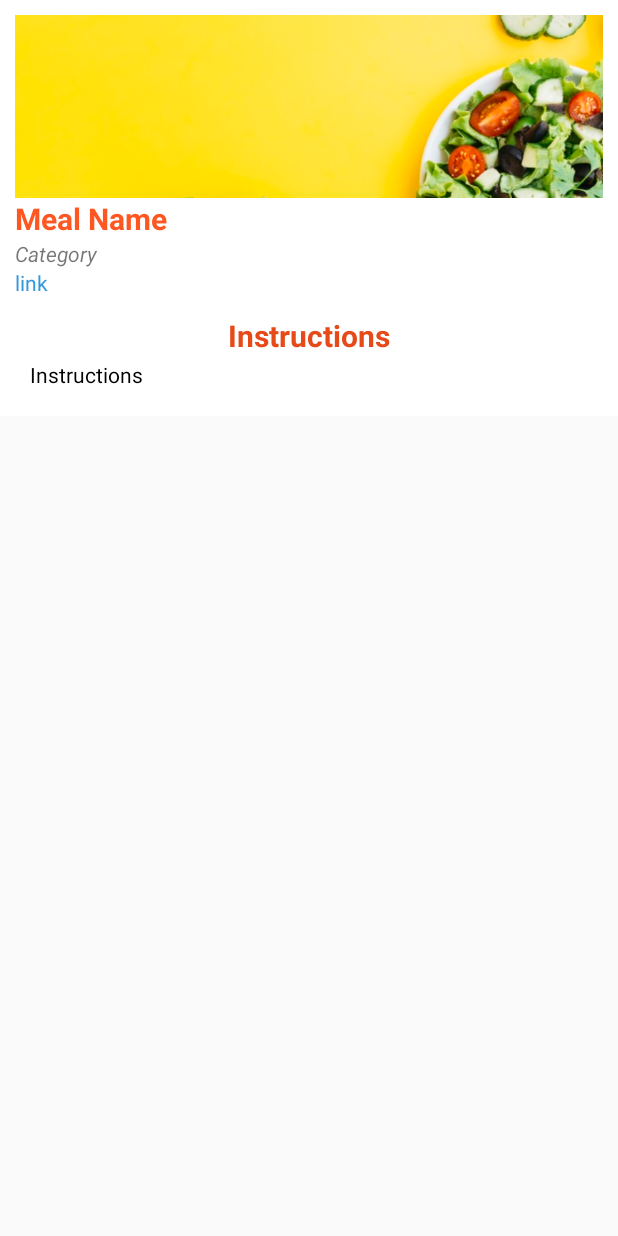
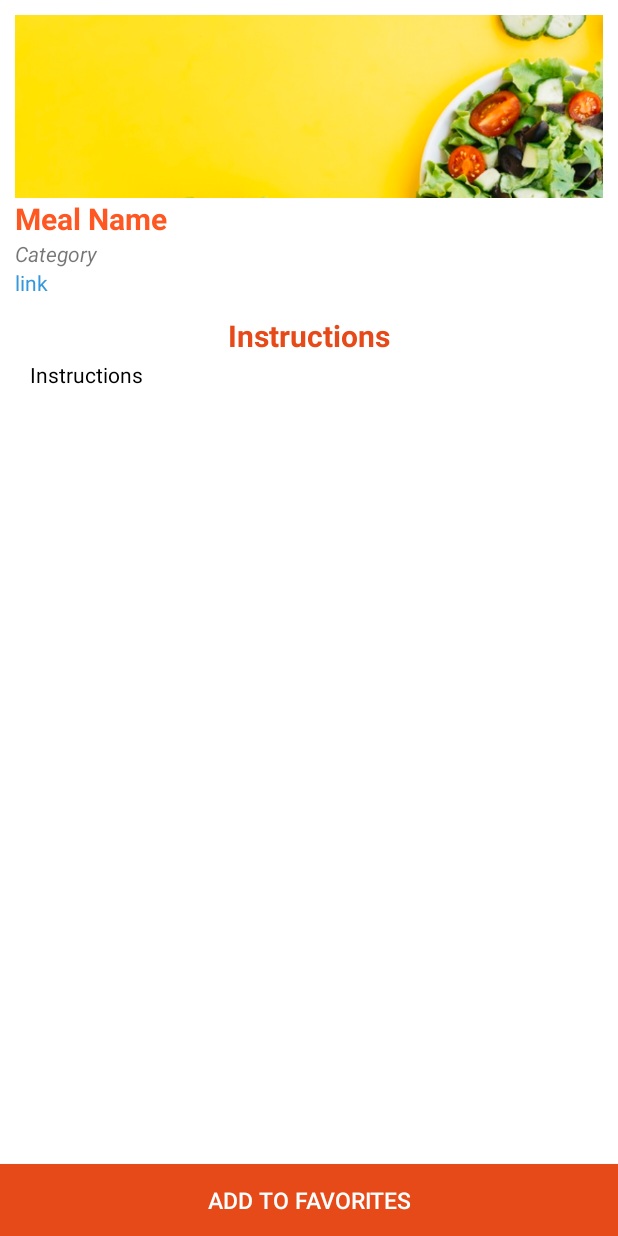
Before and after one commit to muyenzi/RecipeStore, an Android app: the layout each_food.xml on its own in the app's theme, with its tools: preview values and no code run, on a phone screen of 412 x 824 dp. Run offline under Robolectric (Android 15) with nearby library versions, the phone set to English and light mode, and no system bars; Roboto replaces fonts that are not available here.

Commit message:
edited some styling

```diff
--- a/app/src/main/java/com/moringaschool/recipestore/Constants.java
+++ b/app/src/main/java/com/moringaschool/recipestore/Constants.java
@@ -3,5 +3,6 @@ package com.moringaschool.recipestore;
 public class Constants {
     public static final String MEAL_BASE_URL = "https://www.themealdb.com/api/json/v1/1/";
     public static final String MEAL_API_KEY = BuildConfig.MEAL_API_KEY;
+    public static final String PREFERENCES_FOOD_KEY = "food";
 
 }
--- a/app/src/main/res/layout/each_food.xml
+++ b/app/src/main/res/layout/each_food.xml
@@ -79,4 +79,15 @@
         </RelativeLayout>
 
     </LinearLayout>
+
+    <Button
+        android:id="@+id/saveMealButton"
+        android:layout_width="match_parent"
+        android:layout_height="wrap_content"
+        android:layout_alignParentBottom="true"
+        android:layout_marginBottom="420dp"
+        android:background="@color/colorPrimaryDark"
+        android:text="Add To Favorites"
+        android:textColor="@color/colorTextIcons"
+        android:textSize="15sp" />
 </RelativeLayout>
```
Also changed, not shown: app/src/main/java/com/moringaschool/recipestore/FoodActivity.java (+16 -43 lines).
